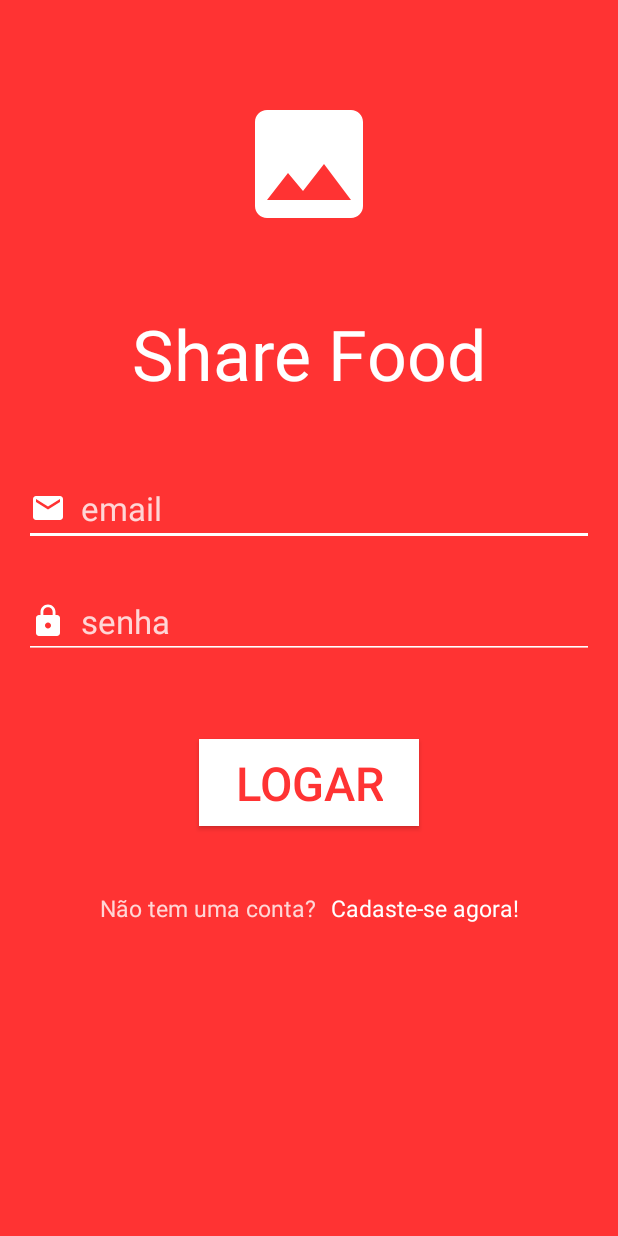
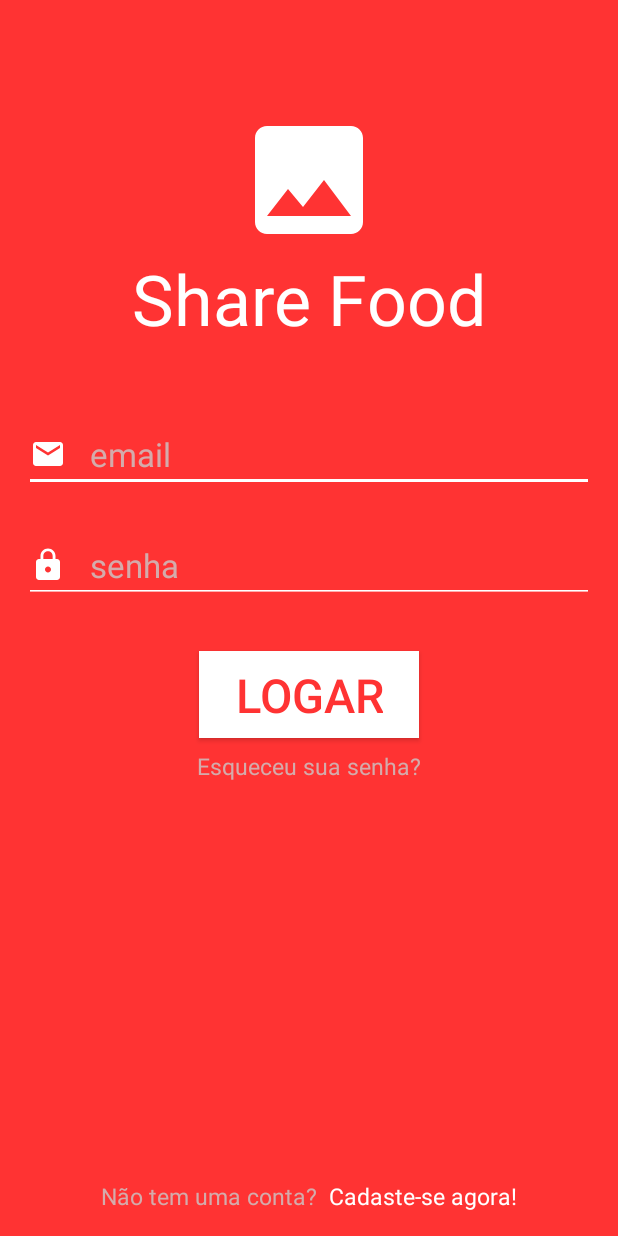
Before and after one commit to fernandoasg/Share-Food, an Android app: the screen it shows after launch (LoginActivity), on a phone screen of 412 x 824 dp. Run offline under Robolectric (Android 15) with nearby library versions, the phone set to English and light mode, and no system bars.

Commit message:
Tela de Login e de cadastro refeita com Relative Layout

```diff
--- a/Projects/Android Project/ShareFood/app/src/main/java/com/example/sharefood/activity/LoginActivity.java
+++ b/Projects/Android Project/ShareFood/app/src/main/java/com/example/sharefood/activity/LoginActivity.java
@@ -20,7 +20,7 @@ public class LoginActivity extends AppCompatActivity {
         super.onCreate(savedInstanceState);
         setContentView(R.layout.activity_login);
 
-        loginButton = findViewById(R.id.loginButton);
+        loginButton = findViewById(R.id.login_button);
         loginButton.setOnClickListener(new View.OnClickListener() {
             @Override
             public void onClick(View view) {
--- a/Projects/Android Project/ShareFood/app/src/main/res/layout/activity_login.xml
+++ b/Projects/Android Project/ShareFood/app/src/main/res/layout/activity_login.xml
@@ -1,7 +1,6 @@
 <?xml version="1.0" encoding="utf-8"?>
-<androidx.constraintlayout.widget.ConstraintLayout
+<RelativeLayout
     xmlns:android="http://schemas.android.com/apk/res/android"
-    xmlns:app="http://schemas.android.com/apk/res-auto"
     xmlns:tools="http://schemas.android.com/tools"
     android:layout_width="match_parent"
     android:layout_height="match_parent"
@@ -9,121 +8,108 @@
     tools:context=".activity.LoginActivity">
 
     <ImageView
-        android:id="@+id/imageView"
+        android:id="@+id/app_icon_image"
         android:layout_width="wrap_content"
         android:layout_height="wrap_content"
-        android:layout_marginTop="61dp"
-        android:src="@drawable/ic_share_food_image"
-        app:layout_constraintEnd_toEndOf="parent"
-        app:layout_constraintStart_toStartOf="parent"
-        app:layout_constraintTop_toTopOf="parent" />
+        android:layout_marginTop="72dp"
+        android:layout_centerHorizontal="true"
+        android:src="@drawable/ic_share_food_image" />
 
     <TextView
-        android:id="@+id/textView"
+        android:id="@+id/app_name_text"
         android:layout_width="wrap_content"
         android:layout_height="wrap_content"
+        android:layout_marginBottom="48dp"
+        android:layout_centerHorizontal="true"
         android:text="Share Food"
         android:textColor="@color/colorWhite"
         android:textSize="21pt"
-        app:layout_constraintBottom_toTopOf="@+id/editText"
-        app:layout_constraintEnd_toEndOf="parent"
-        app:layout_constraintStart_toStartOf="parent"
-        app:layout_constraintTop_toBottomOf="@+id/imageView" />
+        android:layout_below="@+id/app_icon_image" />
 
     <EditText
-        android:id="@+id/editText"
-        android:layout_width="0dp"
+        android:id="@+id/email_edit_text"
+        android:layout_width="match_parent"
         android:layout_height="wrap_content"
-        android:layout_marginStart="16dp"
         android:layout_marginLeft="16dp"
-        android:layout_marginTop="205dp"
-        android:layout_marginEnd="16dp"
         android:layout_marginRight="16dp"
-        android:layout_marginBottom="205dp"
         android:backgroundTint="@color/colorWhite"
         android:drawableLeft="@drawable/ic_email_edit_text"
-        android:drawablePadding="10dp"
+        android:drawablePadding="16dp"
         android:hint="email"
         android:inputType="textEmailAddress"
         android:textColor="@color/colorWhite"
         android:textColorHint="@color/colorAlmostWhite"
         android:textSize="10pt"
-        app:layout_constraintBottom_toBottomOf="@+id/linearLayout"
-        app:layout_constraintEnd_toEndOf="parent"
-        app:layout_constraintStart_toStartOf="parent"
-        app:layout_constraintTop_toTopOf="@+id/imageView" />
+        android:layout_below="@id/app_name_text"/>
 
     <EditText
-        android:id="@+id/editText2"
-        android:layout_width="0dp"
+        android:id="@+id/password_edit_text"
+        android:layout_width="match_parent"
         android:layout_height="wrap_content"
-        android:layout_marginStart="16dp"
         android:layout_marginLeft="16dp"
-        android:layout_marginTop="25dp"
-        android:layout_marginEnd="16dp"
+        android:layout_marginTop="24dp"
         android:layout_marginRight="16dp"
         android:backgroundTint="@color/colorWhite"
         android:drawableLeft="@drawable/ic_password_edit_text"
-        android:drawablePadding="10dp"
+        android:drawablePadding="16dp"
         android:hint="senha"
         android:inputType="textPassword"
         android:textColor="@color/colorWhite"
         android:textColorHint="@color/colorAlmostWhite"
         android:textSize="10pt"
-        app:layout_constraintEnd_toEndOf="parent"
-        app:layout_constraintStart_toStartOf="parent"
-        app:layout_constraintTop_toBottomOf="@+id/editText" />
+        android:layout_below="@id/email_edit_text"/>
 
     <Button
-        android:id="@+id/loginButton"
+        android:id="@+id/login_button"
         android:layout_width="wrap_content"
         android:layout_height="wrap_content"
-        android:layout_marginBottom="15dp"
+        android:layout_marginBottom="8dp"
         android:background="@color/colorWhite"
         android:paddingLeft="24dp"
         android:paddingTop="8dp"
         android:paddingRight="24dp"
         android:paddingBottom="8dp"
-        android:layout_marginTop="24dp"
-        app:layout_goneMarginBottom="24dp"
+        android:layout_marginTop="32dp"
+        android:layout_centerHorizontal="true"
         android:text="LOGAR"
         android:textColor="@color/colorRed"
         android:textSize="14pt"
-        app:layout_constraintBottom_toTopOf="@+id/linearLayout"
-        app:layout_constraintEnd_toEndOf="parent"
-        app:layout_constraintStart_toStartOf="parent"
-        app:layout_constraintTop_toBottomOf="@+id/editText2" />
+        android:layout_below="@id/password_edit_text"/>
 
+    <TextView
+        android:id="@+id/forgot_password_text"
+        android:layout_width="wrap_content"
+        android:layout_height="wrap_content"
+        android:textColor="@color/colorAlmostWhite"
+        android:textSize="7pt"
+        android:layout_centerHorizontal="true"
+        android:text="Esqueceu sua senha?"
+        android:layout_below="@id/login_button"/>
 
     <LinearLayout
         android:id="@+id/linearLayout"
         android:layout_width="wrap_content"
         android:layout_height="wrap_content"
-        android:layout_marginBottom="208dp"
         android:orientation="horizontal"
-        app:layout_constraintBottom_toBottomOf="parent"
-        app:layout_constraintEnd_toEndOf="parent"
-        app:layout_constraintStart_toStartOf="parent">
+        android:layout_centerHorizontal="true"
+        android:layout_alignParentBottom="true"
+        android:layout_marginBottom="16dp">
 
         <TextView
             android:layout_width="wrap_content"
             android:layout_height="wrap_content"
             android:text="Não tem uma conta?"
             android:textColor="@color/colorAlmostWhite"
-            android:textSize="7pt"
-            tools:layout_editor_absoluteX="63dp"
-            tools:layout_editor_absoluteY="507dp" />
+            android:textSize="7pt" />
 
         <TextView
             android:id="@+id/register_link_text"
             android:layout_width="wrap_content"
             android:layout_height="wrap_content"
-            android:layout_marginLeft="10dp"
+            android:layout_marginLeft="8dp"
             android:text="Cadaste-se agora!"
             android:textColor="@color/colorWhite"
-            android:textSize="7pt"
-            tools:layout_editor_absoluteX="215dp"
-            tools:layout_editor_absoluteY="501dp" />
+            android:textSize="7pt" />
     </LinearLayout>
 
-</androidx.constraintlayout.widget.ConstraintLayout>
+</RelativeLayout>
--- a/Projects/Android Project/ShareFood/app/src/main/res/layout/option_card_item.xml
+++ b/Projects/Android Project/ShareFood/app/src/main/res/layout/option_card_item.xml
@@ -5,12 +5,11 @@
     xmlns:app="http://schemas.android.com/apk/res-auto"
     android:layout_marginEnd="8dp"
     android:layout_marginStart="8dp"
-    app:cardBackgroundColor="@color/colorAlmostWhite"
+    app:cardBackgroundColor="@color/colorWhite"
     android:layout_marginTop="8dp"
     app:strokeColor="@color/cardview_dark_background"
     app:strokeWidth="0.5dp"
-    app:cardElevation="2dp"
-    app:cardCornerRadius="4dp">
+    app:cardElevation="1dp">
 
     <RelativeLayout
         android:layout_width="match_parent"
--- a/Projects/Android Project/ShareFood/app/src/main/res/values/colors.xml
+++ b/Projects/Android Project/ShareFood/app/src/main/res/values/colors.xml
@@ -6,7 +6,7 @@
     <color name="colorRed">#FF3333</color>
     <color name="colorRedDark">#D42A2A</color>
     <color name="colorWhite">#ffffff</color>
-    <color name="colorAlmostWhite">#CCFFFFFF</color>
+    <color name="colorAlmostWhite">#CCC9C9C9</color>
 
     <color name="colorTransparent">#00000000</color>
 
```
Also changed, not shown: Projects/Android Project/ShareFood/app/src/main/res/layout/activity_register.xml (+29 -51 lines).
